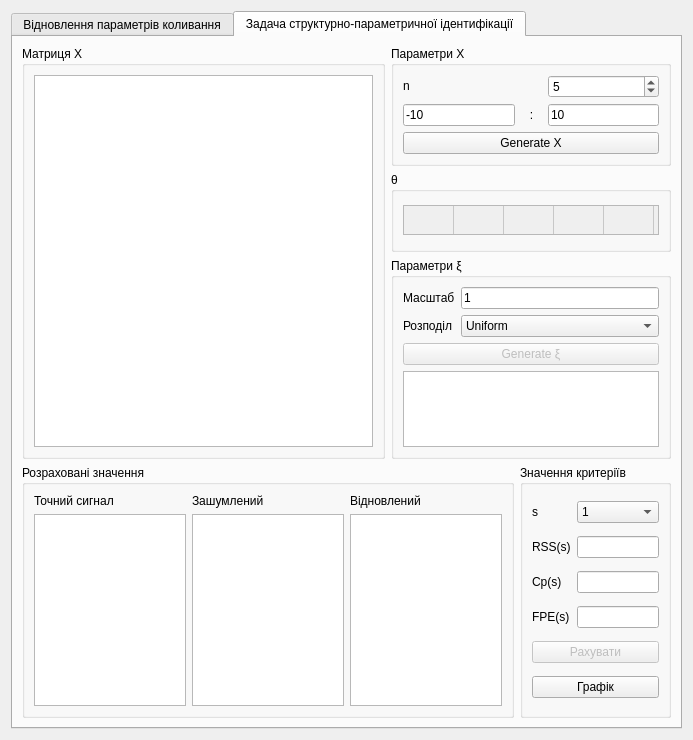
The window that main_window.ui (Megalitum/CSM_3) describes before a commit, drawn with Qt 5.
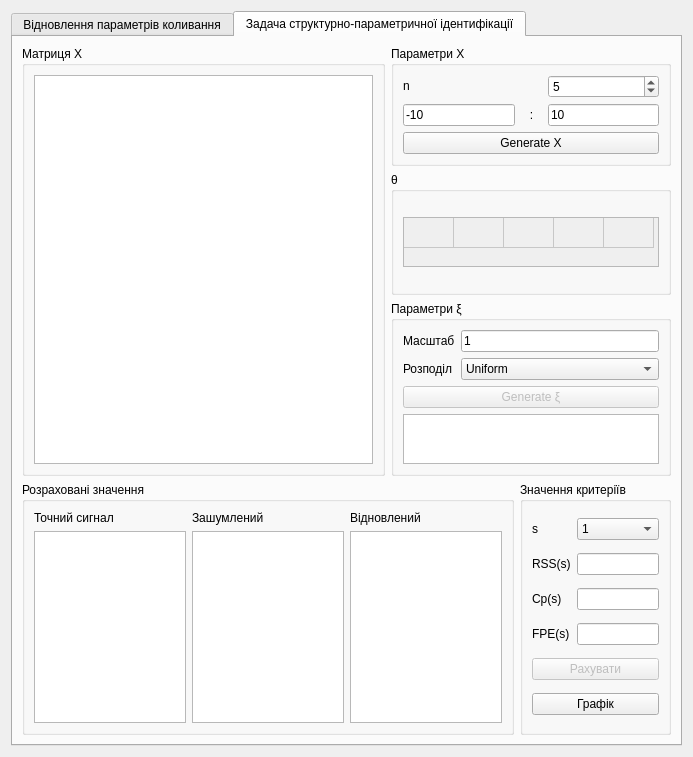
The same window after the commit.

Commit message: Fixed window sizes.

The edit to the form file:
```diff
--- a/main_window.ui
+++ b/main_window.ui
@@ -7,7 +7,7 @@
     <x>0</x>
     <y>0</y>
     <width>693</width>
-    <height>740</height>
+    <height>757</height>
    </rect>
   </property>
   <property name="windowTitle">
@@ -495,7 +495,7 @@
             <property name="maximumSize">
              <size>
               <width>16777215</width>
-              <height>30</height>
+              <height>50</height>
              </size>
             </property>
             <property name="rowCount">
@@ -565,6 +565,12 @@
           </item>
           <item row="3" column="0" colspan="2">
            <widget class="QListWidget" name="ksiList">
+            <property name="maximumSize">
+             <size>
+              <width>16777215</width>
+              <height>50</height>
+             </size>
+            </property>
             <property name="flow">
              <enum>QListView::LeftToRight</enum>
             </property>
```
